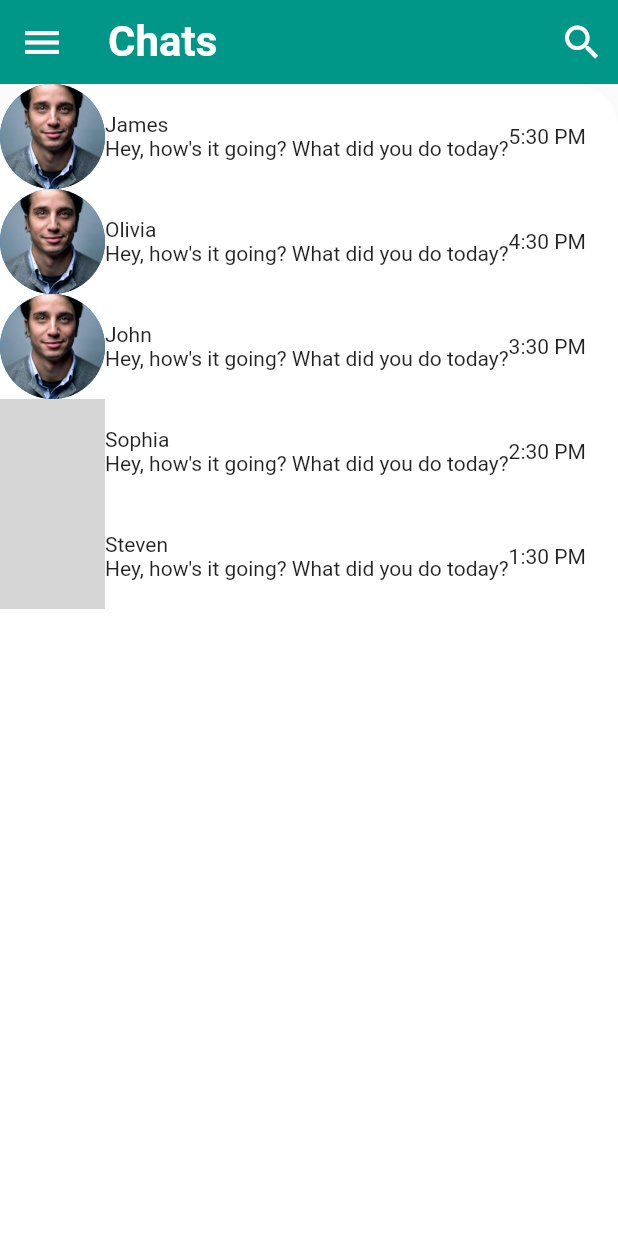
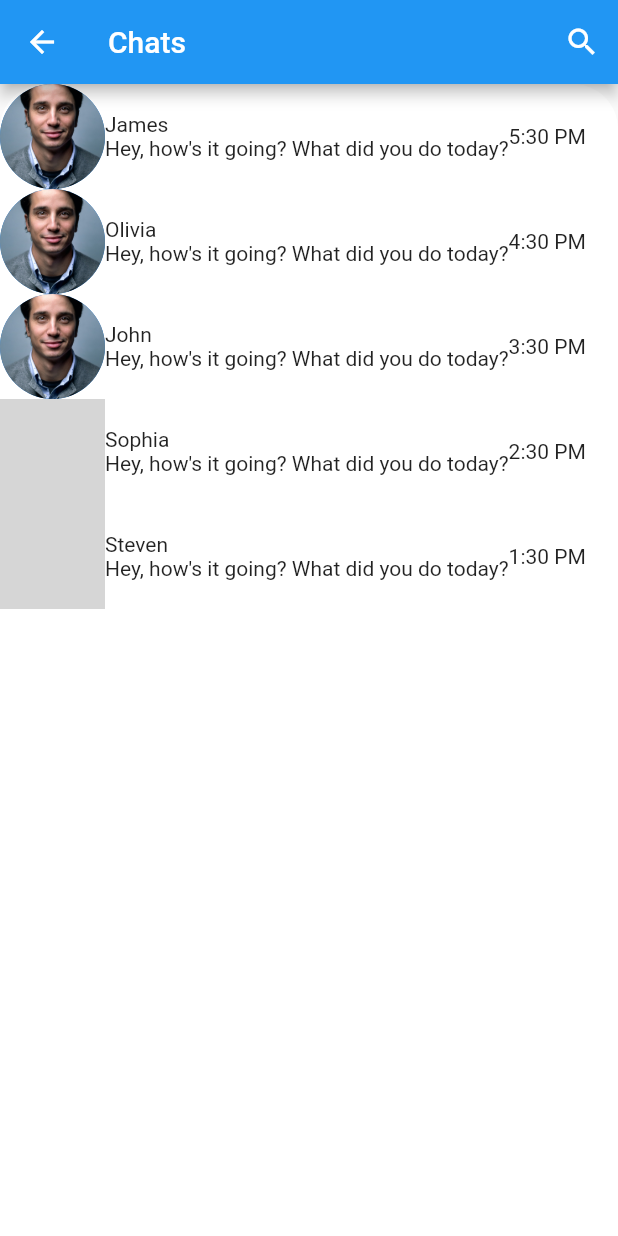
Before and after one commit to piratelicorne/swim_flutter_app, a Flutter app: the screen it shows after launch, after a tap on "1-1 Chat", on a phone screen of 412 x 824 dp. Run offline on Flutter 3.47's test engine with Material 2 defaults, Android fonts, the phone set to English and light mode, and no system bars; Roboto replaces fonts that are missing (Proxima Nova); grey boxes are pictures that could not be loaded.

Commit message:
setting preset colors for light and dark theme

```diff
--- a/lib/group_chat.dart
+++ b/lib/group_chat.dart
@@ -12,12 +12,8 @@ class Groupchat extends StatelessWidget {
   @override
   Widget build(BuildContext context) {
     return Scaffold(
-      backgroundColor: Colors.teal[100],
       appBar: AppBar(
-        title: Text("Group chat",
-          style: TextStyle(fontSize: 16.0,),
-        ),
-        backgroundColor: Colors.teal[500],
+        title: Text("Group chat",),
       ),
       body: Container(
         child: Column(
--- a/lib/main.dart
+++ b/lib/main.dart
@@ -2,14 +2,15 @@ import 'package:flutter/material.dart';
 import './pool_chat.dart';
 import './one_chat.dart';
 import './group_chat.dart';
+import './utilities/app_theme.dart';
 
 void main() {
   runApp(MaterialApp(
-    title: 'Navigation Basics',
+    debugShowCheckedModeBanner: false,
+    title: 'Swim App Hackathon Contribution',
+    theme: AppTheme.lightTheme,
+    darkTheme: AppTheme.darkTheme,
     home: Home(),
-    theme: ThemeData(
-      fontFamily: 'Proxima Nova'),
-      debugShowCheckedModeBanner: false,
   ));
 }
 
@@ -17,13 +18,12 @@ class Home extends StatelessWidget {
   @override
   Widget build(BuildContext context) {
     return Scaffold(
-      backgroundColor: Colors.teal[100],
       appBar: AppBar(
-        title: Text('Home',
-        style: TextStyle(
-          fontSize: 16.0,
-        ),),
-        backgroundColor: Colors.teal[500],
+        title: Text('Navigate Life'),
+        leading: Padding(
+          padding: const EdgeInsets.all(16),
+          child: Icon(Icons.menu),
+        ),
       ),
       body: Center(
         child: Column(
@@ -31,54 +31,27 @@ class Home extends StatelessWidget {
           crossAxisAlignment: CrossAxisAlignment.center,
           children: [
             RaisedButton(
-              child: Text('Pool Chat',
-              style: TextStyle(
-                fontSize: 20.0,
-              ),
-            ),
+              child: Text('Pool Chat', style: Theme.of(context).textTheme.display1,),
               shape: RoundedRectangleBorder(borderRadius: new BorderRadius.circular(11.0)),
-              color: Colors.deepPurple,
-              textColor: Colors.white,
-
+              highlightColor: Colors.teal,
               onPressed: () {
-                Navigator.push(
-                  context,
-                  MaterialPageRoute(builder: (context) => Poolchat()),
-                );
+                Navigator.push(context, MaterialPageRoute(builder: (context) => Poolchat()),);
               },
             ),
             RaisedButton(
-              child: Text('Group Chat',
-                style: TextStyle(
-                  fontSize: 20.0,
-                ),
-              ),
+              child: Text('Group Chat', style: Theme.of(context).textTheme.display1,),
               shape: RoundedRectangleBorder(borderRadius: new BorderRadius.circular(11.0)),
-              color: Colors.deepPurple,
               highlightColor: Colors.teal,
-              textColor: Colors.white,
               onPressed: () {
-                Navigator.push(
-                  context,
-                  MaterialPageRoute(builder: (context) => Groupchat()),
-                );
+                Navigator.push(context, MaterialPageRoute(builder: (context) => Groupchat()),);
               },
             ),
             RaisedButton(
-              child: Text('1-1 Chat',
-                style: TextStyle(
-                  fontSize: 20.0,
-                ),
-              ),
+              child: Text('1-1 Chat', style: Theme.of(context).textTheme.display1,),
               shape: RoundedRectangleBorder(borderRadius: new BorderRadius.circular(11.0)),
-              color: Colors.deepPurple,
               highlightColor: Colors.teal,
-              textColor: Colors.white,
               onPressed: () {
-                Navigator.push(
-                  context,
-                  MaterialPageRoute(builder: (context) => Onechat()),
-                );
+                Navigator.push(context, MaterialPageRoute(builder: (context) => Onechat()),);
               },
             ),
           ],
--- a/lib/one_chat.dart
+++ b/lib/one_chat.dart
@@ -6,31 +6,13 @@ class Onechat extends StatelessWidget {
   Widget build(BuildContext context) {
     return Scaffold(
       appBar: AppBar(
-        leading: IconButton(
-          icon: Icon(Icons.menu),
-          iconSize: 30.0,
-          color: Colors.white,
-          onPressed: () {
-            Navigator.pop(context);
-          },
-        ),
-        title: Text(
-          "Chats",
-          style: TextStyle(
-            fontSize: 28.0,
-            fontWeight: FontWeight.bold,
-          ),
-        ),
-        elevation: 0.0,
+        title: Text("Chats",),
         actions: <Widget>[
           IconButton(
             icon: Icon(Icons.search),
-            iconSize: 30.0,
-            color: Colors.white,
             onPressed: () {},
           )
         ],
-        backgroundColor: Colors.teal[500],
       ),
       body: Column(
         children: <Widget>[
--- a/lib/pool_chat.dart
+++ b/lib/pool_chat.dart
@@ -5,11 +5,7 @@ class Poolchat extends StatelessWidget {
   @override
   Widget build(BuildContext context) {
     return Scaffold(
-      backgroundColor: Colors.teal[100],
-      appBar: AppBar(
-        title: Text("Pool chat"),
-        backgroundColor: Colors.teal[500],
-      ),
+      appBar: AppBar(title: Text("Pool chat"),),
       body: Container(
         child: Column(
           children: <Widget>[
```
